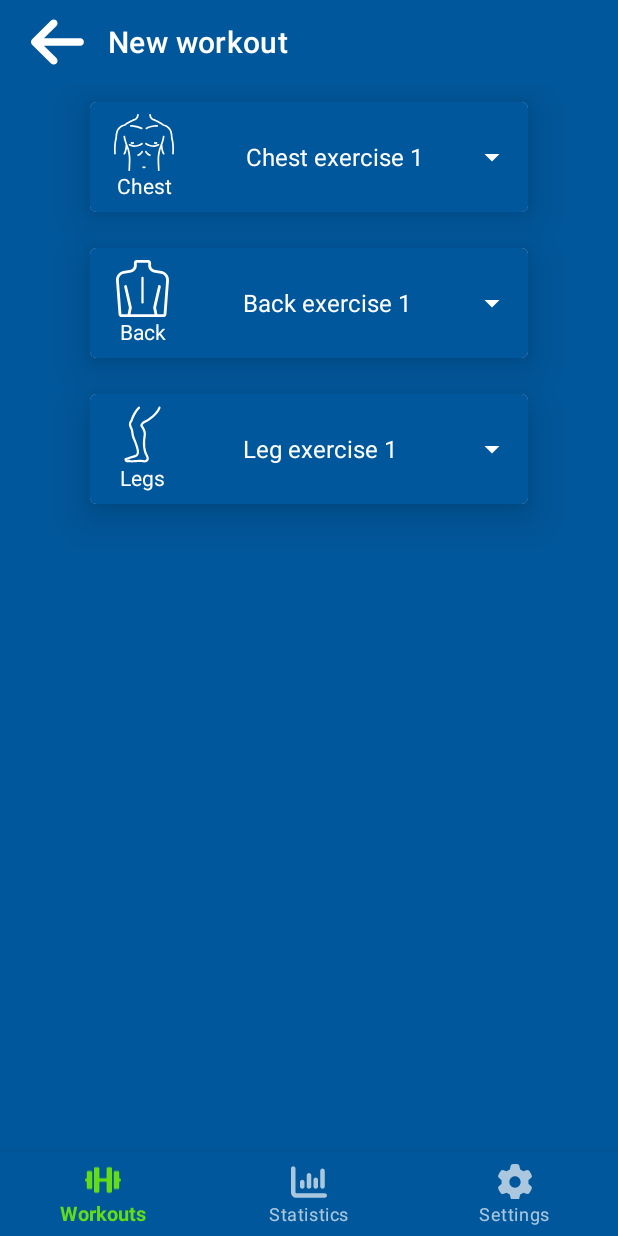
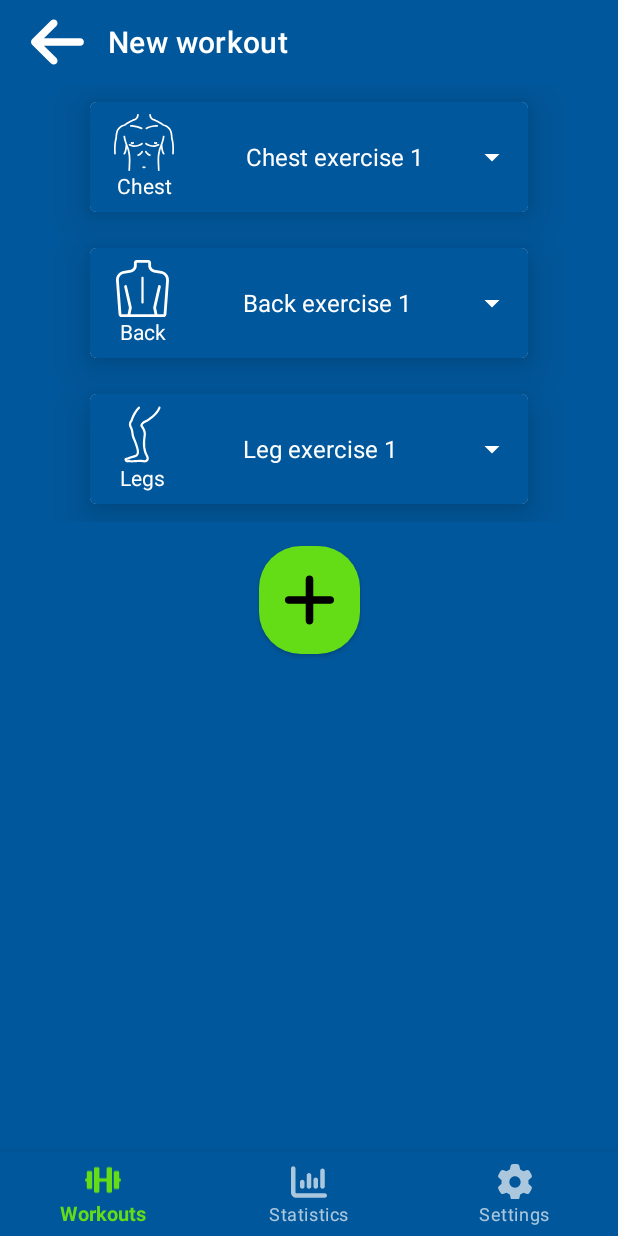
Before and after one commit to Rutzzz/CircularWorkout, an Android app: the WorkoutSetupFragment screen opened through its navigation route, on a phone screen of 412 x 824 dp. Run offline under Robolectric (Android 15) with nearby library versions, the phone set to English and light mode, and no system bars; our stand-ins replace navigation-ui.

Commit message:
Add "Add exercise" button

```diff
--- a/app/src/main/res/layout/fragment_workout_setup.xml
+++ b/app/src/main/res/layout/fragment_workout_setup.xml
@@ -21,13 +21,27 @@
     <androidx.recyclerview.widget.RecyclerView
         android:id="@+id/exercise_recycler_view"
         android:layout_width="0dp"
-        android:layout_height="0dp"
-        app:layout_constraintBottom_toBottomOf="parent"
-        app:layout_constraintEnd_toEndOf="parent"
+        android:layout_height="wrap_content"
         app:layout_constraintHorizontal_bias="0.0"
         app:layout_constraintStart_toStartOf="parent"
+        app:layout_constraintEnd_toEndOf="parent"
         app:layout_constraintTop_toBottomOf="@id/toolbar"
         app:layout_constraintVertical_bias="0.0"
-        tools:listitem="@layout/item_exercise_list" />
+        tools:listitem="@layout/item_exercise_list"
+        tools:itemCount="4"/>
+
+    <com.google.android.material.button.MaterialButton
+        android:id="@+id/exercise_add_button"
+        android:layout_width="wrap_content"
+        android:layout_height="wrap_content"
+        android:minWidth="0dp"
+        android:padding="16dp"
+        android:layout_margin="10dp"
+        app:layout_constraintTop_toBottomOf="@id/exercise_recycler_view"
+        app:layout_constraintStart_toStartOf="parent"
+        app:layout_constraintEnd_toEndOf="parent"
+        app:icon="@drawable/ic_plus_solid"
+        app:iconPadding="0dp"
+        app:cornerRadius="28dp"/>
 
 </androidx.constraintlayout.widget.ConstraintLayout>
```
